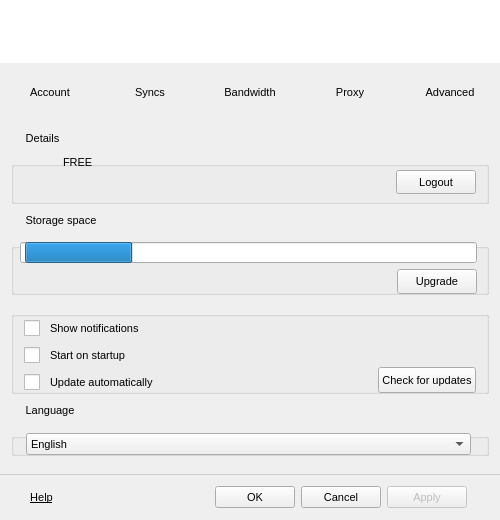
meganz/MEGAsync, file Source/MEGASync/gui/SettingsDialog.ui: the form before one commit.
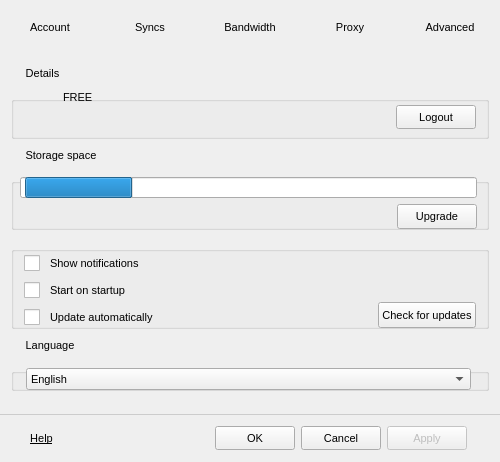
The form after the commit. Icons and pictures are not drawn.

Commit message:
Removed the header of the settings dialog
Removed the “Thank you for your collaboration” dialog

```diff
--- a/Source/MEGASync/gui/SettingsDialog.ui
+++ b/Source/MEGASync/gui/SettingsDialog.ui
@@ -10,19 +10,19 @@
     <x>0</x>
     <y>0</y>
     <width>500</width>
-    <height>520</height>
+    <height>462</height>
    </rect>
   </property>
   <property name="minimumSize">
    <size>
     <width>500</width>
-    <height>520</height>
+    <height>457</height>
    </size>
   </property>
   <property name="maximumSize">
    <size>
     <width>500</width>
-    <height>520</height>
+    <height>462</height>
    </size>
   </property>
   <property name="contextMenuPolicy">
@@ -222,7 +222,7 @@
    <property name="verticalSpacing">
     <number>2</number>
    </property>
-   <item row="1" column="0">
+   <item row="0" column="0">
     <widget class="QWidget" name="wTabHeader" native="true">
      <layout class="QHBoxLayout" name="horizontalLayout_2">
       <property name="spacing">
@@ -421,7 +421,7 @@
      </layout>
     </widget>
    </item>
-   <item row="3" column="0">
+   <item row="2" column="0">
     <widget class="QWidget" name="wBottom" native="true">
      <layout class="QVBoxLayout" name="verticalLayout_12">
       <property name="spacing">
@@ -530,40 +530,7 @@
      </layout>
     </widget>
    </item>
-   <item row="0" column="0">
-    <layout class="QVBoxLayout" name="layoutHeader">
-     <property name="spacing">
-      <number>0</number>
-     </property>
-     <item>
-      <widget class="QToolButton" name="lHeader">
-       <property name="enabled">
-        <bool>true</bool>
-       </property>
-       <property name="sizePolicy">
-        <sizepolicy hsizetype="Preferred" vsizetype="Preferred">
-         <horstretch>0</horstretch>
-         <verstretch>0</verstretch>
-        </sizepolicy>
-       </property>
-       <property name="text">
-        <string/>
-       </property>
-       <property name="icon">
-        <iconset resource="Resources.qrc">
-         <normaloff>:/images/mega_logo.png</normaloff>:/images/mega_logo.png</iconset>
-       </property>
-       <property name="iconSize">
-        <size>
-         <width>150</width>
-         <height>60</height>
-        </size>
-       </property>
-      </widget>
-     </item>
-    </layout>
-   </item>
-   <item row="2" column="0">
+   <item row="1" column="0">
     <widget class="QStackedWidget" name="wStack">
      <property name="sizePolicy">
       <sizepolicy hsizetype="Fixed" vsizetype="Fixed">
```
The commit also changes 1 other file.
